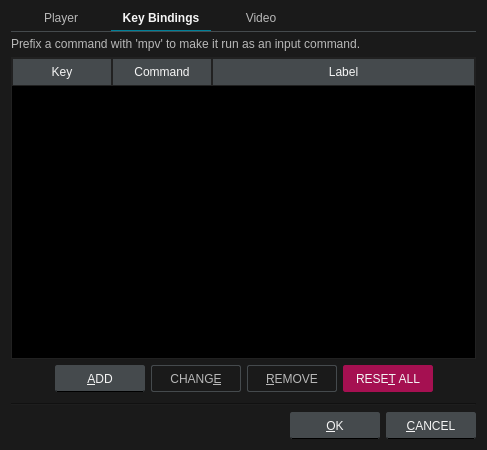
Qt form src/ui/preferencesdialog.ui (u8sand/Baka-MPlayer) before a commit.
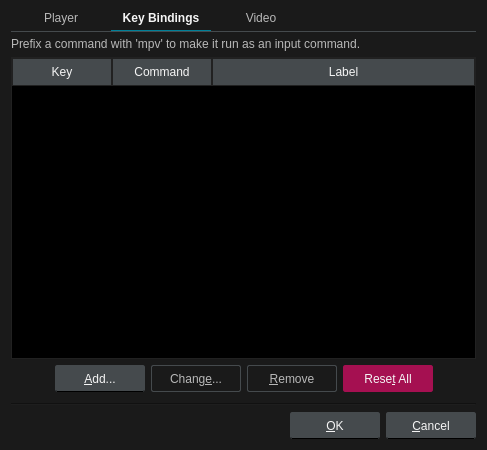
The same form after that commit. The open tabs and pages were chosen to show the change. Icons and pictures are not drawn.

Commit message: Change button text case to Title Case

What changed in the file:
```diff
--- a/src/ui/preferencesdialog.ui
+++ b/src/ui/preferencesdialog.ui
@@ -560,7 +560,7 @@
          <item>
           <widget class="QPushButton" name="addKeyButton">
            <property name="text">
-            <string>&amp;ADD</string>
+            <string>&amp;Add...</string>
            </property>
           </widget>
          </item>
@@ -570,7 +570,7 @@
             <bool>false</bool>
            </property>
            <property name="text">
-            <string>CHANG&amp;E</string>
+            <string>Chang&amp;e...</string>
            </property>
           </widget>
          </item>
@@ -580,7 +580,7 @@
             <bool>false</bool>
            </property>
            <property name="text">
-            <string>&amp;REMOVE</string>
+            <string>&amp;Remove</string>
            </property>
           </widget>
          </item>
@@ -601,7 +601,7 @@
 }</string>
            </property>
            <property name="text">
-            <string>RESE&amp;T ALL</string>
+            <string>Rese&amp;t All</string>
            </property>
           </widget>
          </item>
@@ -857,7 +857,7 @@
      <item>
       <widget class="QPushButton" name="cancelButton">
        <property name="text">
-        <string>&amp;CANCEL</string>
+        <string>&amp;Cancel</string>
        </property>
        <property name="default">
         <bool>true</bool>
```
Left out of the diff: 2 changed lines with no effect on the pictures. The commit also changes 6 other files.
